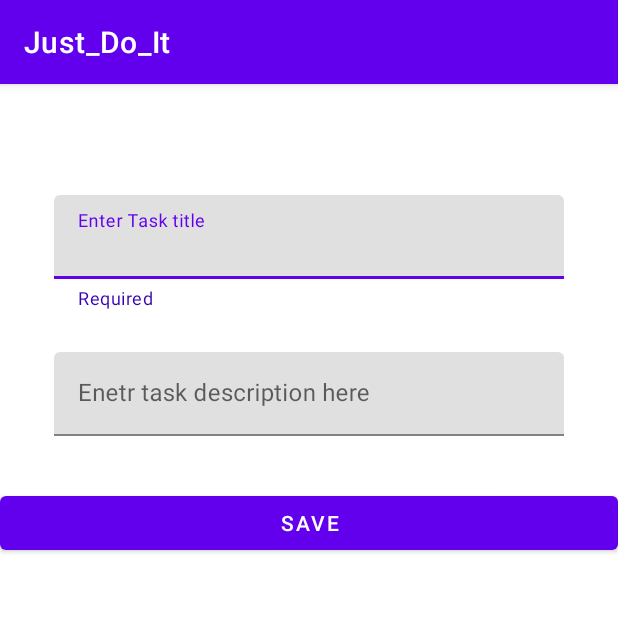
After one commit to Saumi-Pandya/Just_Do_It, an Android app: the fragment SaveFragment shown on its own in the app's theme, on a phone screen of 412 x 824 dp, the top half of it. The commit adds this screen. Run offline under Robolectric (Android 15) with nearby library versions, the phone set to English and light mode, and no system bars.

Commit message:
added basic ui design for save/update fragment

```diff
--- /dev/null
+++ b/app/src/main/java/com/example/just_do_it/ui/SaveFragment.kt
@@ -0,0 +1,21 @@
+package com.example.just_do_it.ui
+
+import android.os.Bundle
+import androidx.fragment.app.Fragment
+import android.view.LayoutInflater
+import android.view.View
+import android.view.ViewGroup
+import com.example.just_do_it.R
+
+
+class SaveFragment : Fragment() {
+
+    override fun onCreateView(
+        inflater: LayoutInflater, container: ViewGroup?,
+        savedInstanceState: Bundle?
+    ): View? {
+        // Inflate the layout for this fragment
+        return inflater.inflate(R.layout.fragment_save, container, false)
+    }
+
+}
--- /dev/null
+++ b/app/src/main/res/layout/fragment_save.xml
@@ -0,0 +1,55 @@
+<?xml version="1.0" encoding="utf-8"?>
+<LinearLayout xmlns:android="http://schemas.android.com/apk/res/android"
+    xmlns:tools="http://schemas.android.com/tools"
+    android:layout_width="match_parent"
+    android:layout_height="match_parent"
+    xmlns:app="http://schemas.android.com/apk/res-auto"
+    android:orientation="vertical"
+    tools:context=".ui.SaveFragment">
+
+    <!-- TODO: Update blank fragment layout -->
+
+
+    <com.google.android.material.textfield.TextInputLayout
+        android:id="@+id/inputlayouttitle"
+        android:layout_width="match_parent"
+        android:layout_height="wrap_content"
+        android:layout_marginTop="70dp"
+        android:layout_marginLeft="20dp"
+        android:layout_marginRight="20dp"
+        style="@style/Widget.MaterialComponents.Button.OutlinedButton"
+        app:helperText="Required"
+        app:helperTextTextColor="@color/design_default_color_primary_variant"
+        android:hint="Enter Task title"
+        >
+
+        <com.google.android.material.textfield.TextInputEditText
+            android:id="@+id/edittexttitle"
+            android:layout_width="match_parent"
+            android:layout_height="wrap_content" />
+    </com.google.android.material.textfield.TextInputLayout>
+
+    <com.google.android.material.textfield.TextInputLayout
+        android:id="@+id/inputlayoutdesc"
+        android:layout_width="match_parent"
+        android:layout_height="wrap_content"
+        style="@style/Widget.MaterialComponents.Button.OutlinedButton"
+        android:layout_marginTop="20dp"
+        android:layout_marginLeft="20dp"
+        android:layout_marginRight="20dp">
+
+        <com.google.android.material.textfield.TextInputEditText
+            android:id="@+id/edittextdesc"
+            android:layout_width="match_parent"
+            android:layout_height="wrap_content"
+            android:hint="Enetr task description here" />
+    </com.google.android.material.textfield.TextInputLayout>
+
+    <Button
+        android:id="@+id/buttonsave"
+
+        android:layout_width="match_parent"
+        android:layout_height="wrap_content"
+        android:layout_marginTop="30dp"
+        android:text="SAVE" />
+</LinearLayout>
```
Also changed, not shown: app/src/main/java/com/example/just_do_it/ui/ListFragment.kt (line endings or trailing spaces).
